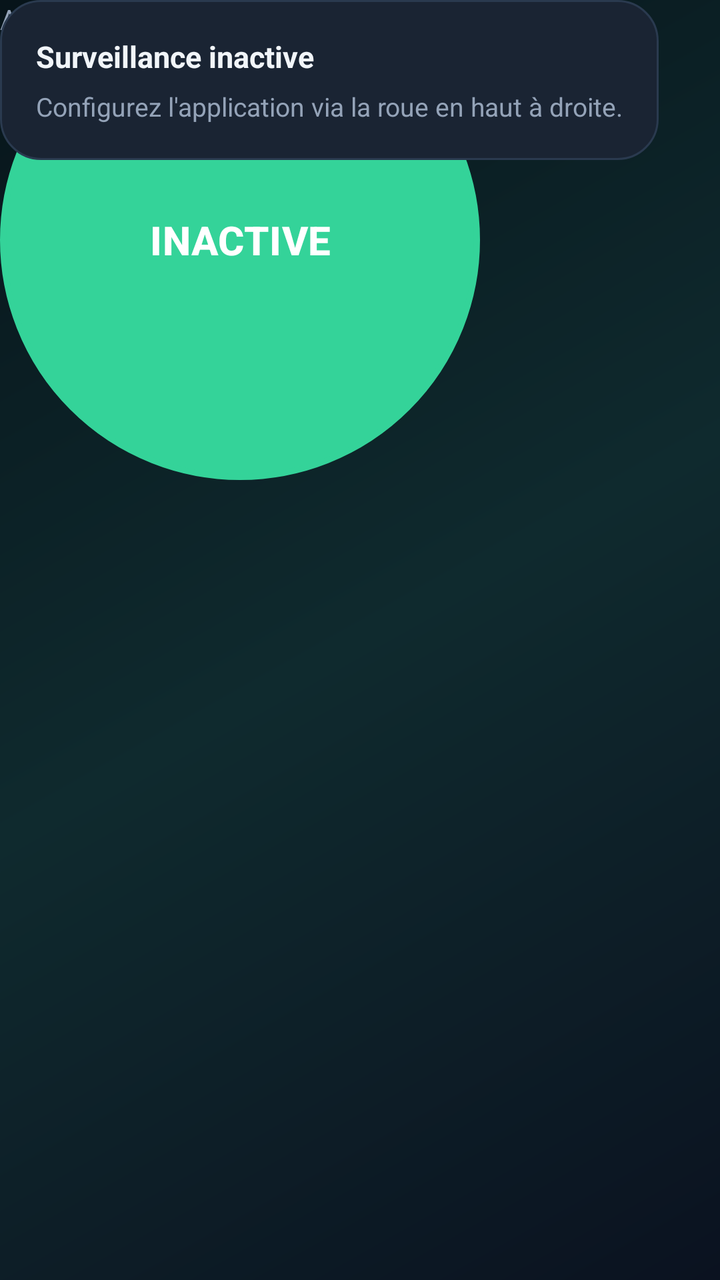
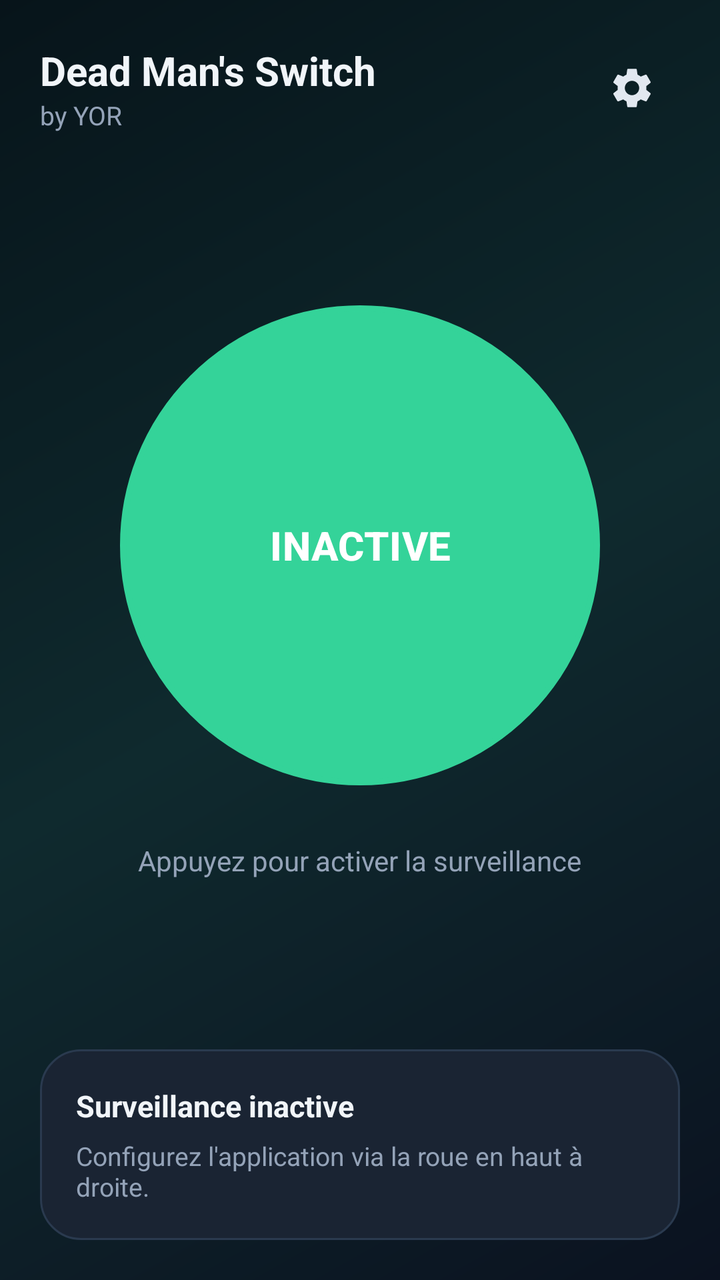

Before-and-after screenshots of an Android layout around one commit, followed by the original layout XML and the change that was made.
<!-- AndroidManifest.xml: application theme Theme.Veille -->
<!-- res/layout/activity_main.xml -->
<?xml version="1.0" encoding="utf-8"?>
<androidx.constraintlayout.widget.ConstraintLayout
    xmlns:android="http://schemas.android.com/apk/res/android"
    xmlns:app="http://schemas.android.com/apk/res/auto"
    android:layout_width="match_parent"
    android:layout_height="match_parent"
    android:background="@drawable/bg_gradient">

    
    <TextView
        android:id="@+id/appTitle"
        android:layout_width="0dp"
        android:layout_height="wrap_content"
        android:text="Dead Man's Switch"
        android:textColor="@color/text_primary"
        android:textSize="20sp"
        android:textStyle="bold"
        android:paddingStart="20dp"
        android:paddingTop="20dp"
        app:layout_constraintTop_toTopOf="parent"
        app:layout_constraintStart_toStartOf="parent"
        app:layout_constraintEnd_toStartOf="@id/settingsBtn" />

    <ImageButton
        android:id="@+id/settingsBtn"
        android:layout_width="48dp"
        android:layout_height="48dp"
        android:layout_margin="12dp"
        android:background="?attr/selectableItemBackgroundBorderless"
        android:src="@drawable/ic_gear"
        android:contentDescription="Réglages"
        app:layout_constraintTop_toTopOf="parent"
        app:layout_constraintEnd_toEndOf="parent" />

    
    <TextView
        android:id="@+id/subTitle"
        android:layout_width="wrap_content"
        android:layout_height="wrap_content"
        android:text="by YOR"
        android:textColor="@color/text_muted"
        android:textSize="13sp"
        android:paddingStart="20dp"
        app:layout_constraintTop_toBottomOf="@id/appTitle"
        app:layout_constraintStart_toStartOf="parent" />

    
    <Button
        android:id="@+id/powerBtn"
        android:layout_width="240dp"
        android:layout_height="240dp"
        android:background="@drawable/circle_off"
        android:text="INACTIVE"
        android:textColor="@color/white"
        android:textSize="20sp"
        android:textStyle="bold"
        android:elevation="12dp"
        app:layout_constraintTop_toTopOf="parent"
        app:layout_constraintBottom_toBottomOf="parent"
        app:layout_constraintStart_toStartOf="parent"
        app:layout_constraintEnd_toEndOf="parent"
        app:layout_constraintVertical_bias="0.38" />

    <TextView
        android:id="@+id/hint"
        android:layout_width="wrap_content"
        android:layout_height="wrap_content"
        android:text="Appuyez pour activer la surveillance"
        android:textColor="@color/text_muted"
        android:textSize="14sp"
        android:layout_marginTop="24dp"
        app:layout_constraintTop_toBottomOf="@id/powerBtn"
        app:layout_constraintStart_toStartOf="parent"
        app:layout_constraintEnd_toEndOf="parent" />

    
    <LinearLayout
        android:id="@+id/statusCard"
        android:layout_width="0dp"
        android:layout_height="wrap_content"
        android:orientation="vertical"
        android:background="@drawable/card_bg"
        android:padding="18dp"
        android:layout_margin="20dp"
        app:layout_constraintBottom_toBottomOf="parent"
        app:layout_constraintStart_toStartOf="parent"
        app:layout_constraintEnd_toEndOf="parent">

        <TextView
            android:id="@+id/statusLine"
            android:layout_width="match_parent"
            android:layout_height="wrap_content"
            android:text="Surveillance inactive"
            android:textColor="@color/text_primary"
            android:textSize="15sp"
            android:textStyle="bold" />

        <TextView
            android:id="@+id/statusDetail"
            android:layout_width="match_parent"
            android:layout_height="wrap_content"
            android:layout_marginTop="6dp"
            android:text="Configurez l'application via la roue en haut à droite."
            android:textColor="@color/text_muted"
            android:textSize="13sp" />
    </LinearLayout>

</androidx.constraintlayout.widget.ConstraintLayout>
<!-- resources referenced by this layout -->
<resources>
  <color name="text_muted">#94A3B8</color>
  <color name="text_primary">#F1F5F9</color>
  <color name="white">#FFFFFFFF</color>
  <!-- drawable bg_gradient (drawable) -->
  <?xml version="1.0" encoding="utf-8"?>
  <shape xmlns:android="http://schemas.android.com/apk/res/android"
      android:shape="rectangle">
      <gradient
          android:startColor="#0B1220"
          android:centerColor="#0F2A2E"
          android:endColor="#07141A"
          android:angle="135" />
  </shape>
  <!-- drawable card_bg (drawable) -->
  <?xml version="1.0" encoding="utf-8"?>
  <shape xmlns:android="http://schemas.android.com/apk/res/android"
      android:shape="rectangle">
      <solid android:color="#1A2433" />
      <corners android:radius="20dp" />
      <stroke android:width="1dp" android:color="#2A3A4F" />
  </shape>
  <!-- drawable circle_off (drawable) -->
  <?xml version="1.0" encoding="utf-8"?>
  <shape xmlns:android="http://schemas.android.com/apk/res/android"
      android:shape="oval">
      <gradient
          android:type="linear"
          android:startColor="#334155"
          android:endColor="#1E293B"
          android:angle="135" />
      <stroke android:width="3dp" android:color="#475569" />
  </shape>
  <!-- drawable ic_gear (drawable) -->
  <vector xmlns:android="http://schemas.android.com/apk/res/android"
      android:width="24dp"
      android:height="24dp"
      android:viewportWidth="24"
      android:viewportHeight="24"
      android:tint="#E2E8F0">
      <path
          android:fillColor="#FFFFFF"
          android:pathData="M19.14,12.94c0.04,-0.3 0.06,-0.61 0.06,-0.94c0,-0.32 -0.02,-0.64 -0.07,-0.94l2.03,-1.58c0.18,-0.14 0.23,-0.41 0.12,-0.61l-1.92,-3.32c-0.12,-0.22 -0.37,-0.29 -0.59,-0.22l-2.39,0.96c-0.5,-0.38 -1.03,-0.7 -1.62,-0.94L14.4,2.81c-0.04,-0.24 -0.24,-0.41 -0.48,-0.41h-3.84c-0.24,0 -0.43,0.17 -0.47,0.41L9.25,5.35C8.66,5.59 8.12,5.92 7.63,6.29L5.24,5.33c-0.22,-0.08 -0.47,0 -0.59,0.22L2.74,8.87C2.62,9.08 2.66,9.34 2.86,9.48l2.03,1.58C4.84,11.36 4.8,11.69 4.8,12s0.02,0.64 0.07,0.94l-2.03,1.58c-0.18,0.14 -0.23,0.41 -0.12,0.61l1.92,3.32c0.12,0.22 0.37,0.29 0.59,0.22l2.39,-0.96c0.5,0.38 1.03,0.7 1.62,0.94l0.36,2.54c0.05,0.24 0.24,0.41 0.48,0.41h3.84c0.24,0 0.44,-0.17 0.47,-0.41l0.36,-2.54c0.59,-0.24 1.13,-0.56 1.62,-0.94l2.39,0.96c0.22,0.08 0.47,0 0.59,-0.22l1.92,-3.32c0.12,-0.22 0.07,-0.47 -0.12,-0.61L19.14,12.94zM12,15.6c-1.98,0 -3.6,-1.62 -3.6,-3.6s1.62,-3.6 3.6,-3.6s3.6,1.62 3.6,3.6S13.98,15.6 12,15.6z" />
  </vector>
  <style name="Theme.Veille" parent="Theme.Material3.DayNight.NoActionBar">
          <item name="colorPrimary">@color/accent</item>
          <item name="colorPrimaryVariant">@color/teal_dark</item>
          <item name="android:statusBarColor">@color/bg_dark</item>
          <item name="android:navigationBarColor">@color/bg_dark</item>
          <item name="android:windowBackground">@color/bg_dark</item>
      </style>
  <color name="accent">#34D399</color>
  <color name="teal_dark">#059669</color>
  <color name="bg_dark">#0B1220</color>
</resources>

<!-- the commit's change to res/layout/activity_main.xml (unified diff, before → after) -->
@@ -1,108 +1,111 @@
 <?xml version="1.0" encoding="utf-8"?>
-<androidx.constraintlayout.widget.ConstraintLayout
-    xmlns:android="http://schemas.android.com/apk/res/android"
-    xmlns:app="http://schemas.android.com/apk/res/auto"
+<FrameLayout xmlns:android="http://schemas.android.com/apk/res/android"
     android:layout_width="match_parent"
     android:layout_height="match_parent"
     android:background="@drawable/bg_gradient">
 
-    
-    <TextView
-        android:id="@+id/appTitle"
-        android:layout_width="0dp"
-        android:layout_height="wrap_content"
-        android:text="Dead Man's Switch"
-        android:textColor="@color/text_primary"
-        android:textSize="20sp"
-        android:textStyle="bold"
-        android:paddingStart="20dp"
-        android:paddingTop="20dp"
-        app:layout_constraintTop_toTopOf="parent"
-        app:layout_constraintStart_toStartOf="parent"
-        app:layout_constraintEnd_toStartOf="@id/settingsBtn" />
+    <LinearLayout
+        android:layout_width="match_parent"
+        android:layout_height="match_parent"
+        android:orientation="vertical">
 
-    <ImageButton
-        android:id="@+id/settingsBtn"
-        android:layout_width="48dp"
-        android:layout_height="48dp"
-        android:layout_margin="12dp"
-        android:background="?attr/selectableItemBackgroundBorderless"
-        android:src="@drawable/ic_gear"
-        android:contentDescription="Réglages"
-        app:layout_constraintTop_toTopOf="parent"
-        app:layout_constraintEnd_toEndOf="parent" />
-
-    
-    <TextView
-        android:id="@+id/subTitle"
-        android:layout_width="wrap_content"
-        android:layout_height="wrap_content"
-        android:text="by YOR"
-        android:textColor="@color/text_muted"
-        android:textSize="13sp"
-        android:paddingStart="20dp"
-        app:layout_constraintTop_toBottomOf="@id/appTitle"
-        app:layout_constraintStart_toStartOf="parent" />
-
-    
-    <Button
-        android:id="@+id/powerBtn"
-        android:layout_width="240dp"
-        android:layout_height="240dp"
-        android:background="@drawable/circle_off"
-        android:text="INACTIVE"
-        android:textColor="@color/white"
-        android:textSize="20sp"
-        android:textStyle="bold"
-        android:elevation="12dp"
-        app:layout_constraintTop_toTopOf="parent"
-        app:layout_constraintBottom_toBottomOf="parent"
-        app:layout_constraintStart_toStartOf="parent"
-        app:layout_constraintEnd_toEndOf="parent"
-        app:layout_constraintVertical_bias="0.38" />
-
-    <TextView
-        android:id="@+id/hint"
-        android:layout_width="wrap_content"
-        android:layout_height="wrap_content"
-        android:text="Appuyez pour activer la surveillance"
-        android:textColor="@color/text_muted"
-        android:textSize="14sp"
-        android:layout_marginTop="24dp"
-        app:layout_constraintTop_toBottomOf="@id/powerBtn"
-        app:layout_constraintStart_toStartOf="parent"
-        app:layout_constraintEnd_toEndOf="parent" />
-
-    
-    <LinearLayout
-        android:id="@+id/statusCard"
-        android:layout_width="0dp"
-        android:layout_height="wrap_content"
-        android:orientation="vertical"
-        android:background="@drawable/card_bg"
-        android:padding="18dp"
-        android:layout_margin="20dp"
-        app:layout_constraintBottom_toBottomOf="parent"
-        app:layout_constraintStart_toStartOf="parent"
-        app:layout_constraintEnd_toEndOf="parent">
-
-        <TextView
-            android:id="@+id/statusLine"
+        
+        <FrameLayout
             android:layout_width="match_parent"
             android:layout_height="wrap_content"
-            android:text="Surveillance inactive"
-            android:textColor="@color/text_primary"
-            android:textSize="15sp"
-            android:textStyle="bold" />
+            android:padding="20dp">
 
-        <TextView
-            android:id="@+id/statusDetail"
+            <LinearLayout
+                android:layout_width="wrap_content"
+                android:layout_height="wrap_content"
+                android:orientation="vertical"
+                android:layout_gravity="start|center_vertical">
+
+                <TextView
+                    android:id="@+id/appTitle"
+                    android:layout_width="wrap_content"
+                    android:layout_height="wrap_content"
+                    android:text="Dead Man's Switch"
+                    android:textColor="@color/text_primary"
+                    android:textSize="20sp"
+                    android:textStyle="bold" />
+
+                <TextView
+                    android:id="@+id/subTitle"
+                    android:layout_width="wrap_content"
+                    android:layout_height="wrap_content"
+                    android:text="by YOR"
+                    android:textColor="@color/text_muted"
+                    android:textSize="13sp" />
+            </LinearLayout>
+
+            <ImageButton
+                android:id="@+id/settingsBtn"
+                android:layout_width="48dp"
+                android:layout_height="48dp"
+                android:layout_gravity="end|center_vertical"
+                android:background="?attr/selectableItemBackgroundBorderless"
+                android:src="@drawable/ic_gear"
+                android:contentDescription="Réglages" />
+        </FrameLayout>
+
+        
+        <LinearLayout
+            android:layout_width="match_parent"
+            android:layout_height="0dp"
+            android:layout_weight="1"
+            android:orientation="vertical"
+            android:gravity="center">
+
+            <Button
+                android:id="@+id/powerBtn"
+                android:layout_width="240dp"
+                android:layout_height="240dp"
+                android:background="@drawable/circle_off"
+                android:text="INACTIVE"
+                android:textColor="@color/white"
+                android:textSize="20sp"
+                android:textStyle="bold"
+                android:elevation="12dp" />
+
+            <TextView
+                android:id="@+id/hint"
+                android:layout_width="wrap_content"
+                android:layout_height="wrap_content"
+                android:layout_marginTop="28dp"
+                android:text="Appuyez pour activer la surveillance"
+                android:textColor="@color/text_muted"
+                android:textSize="14sp" />
+        </LinearLayout>
+
+        
+        <LinearLayout
+            android:id="@+id/statusCard"
             android:layout_width="match_parent"
             android:layout_height="wrap_content"
-            android:layout_marginTop="6dp"
-            android:text="Configurez l'application via la roue en haut à droite."
-            android:textColor="@color/text_muted"
-            android:textSize="13sp" />
+            android:orientation="vertical"
+            android:background="@drawable/card_bg"
+            android:padding="18dp"
+            android:layout_margin="20dp">
+
+            <TextView
+                android:id="@+id/statusLine"
+                android:layout_width="match_parent"
+                android:layout_height="wrap_content"
+                android:text="Surveillance inactive"
+                android:textColor="@color/text_primary"
+                android:textSize="15sp"
+                android:textStyle="bold" />
+
+            <TextView
+                android:id="@+id/statusDetail"
+                android:layout_width="match_parent"
+                android:layout_height="wrap_content"
+                android:layout_marginTop="6dp"
+                android:text="Configurez l'application via la roue en haut à droite."
+                android:textColor="@color/text_muted"
+                android:textSize="13sp" />
+        </LinearLayout>
+
     </LinearLayout>
-
-</androidx.constraintlayout.widget.ConstraintLayout>
+</FrameLayout>
